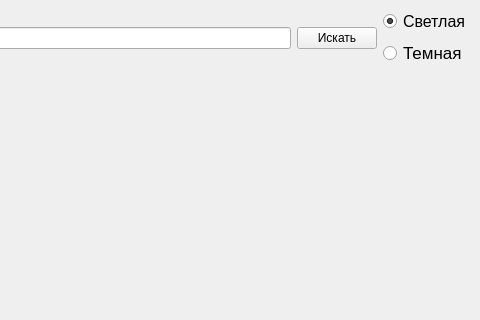
Qt form wind.ui (Dmitry123654789/BigTaskByYandexAPI) before a commit; both pictures show x 320 to 800 and y 0 to 320 of the 800 by 600 pixel window.
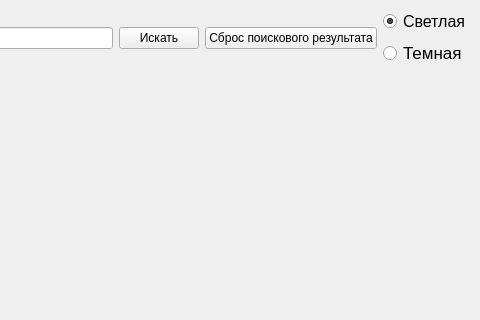
The same form after that commit.

What changed in the file:
```diff
--- a/wind.ui
+++ b/wind.ui
@@ -36,6 +36,13 @@
         </property>
        </widget>
       </item>
+      <item>
+       <widget class="QPushButton" name="pushButton_del_point">
+        <property name="text">
+         <string>Сброс поискового результата</string>
+        </property>
+       </widget>
+      </item>
       <item>
        <layout class="QVBoxLayout" name="verticalLayout">
         <property name="spacing">
```
